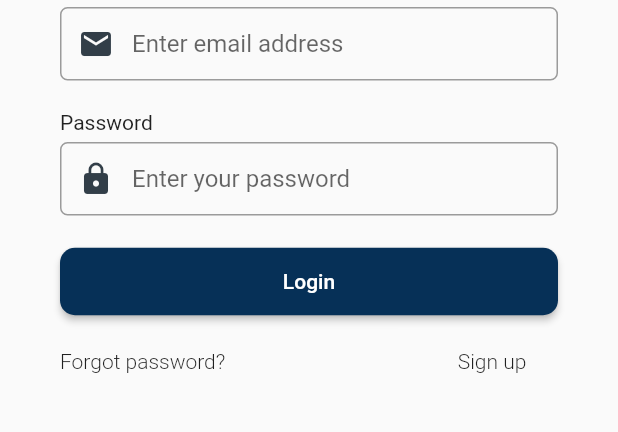
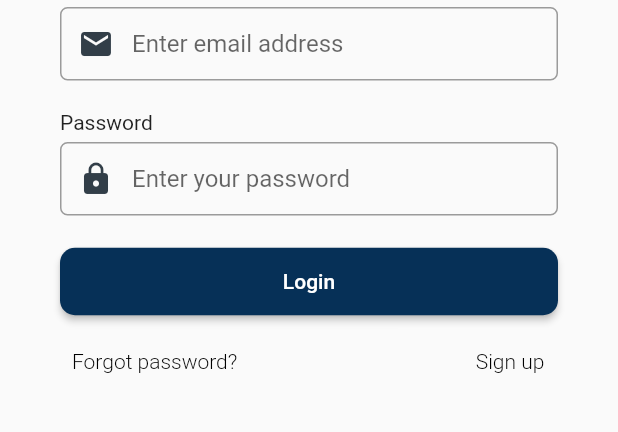
Before and after one commit to DAB-Co/jam-mobile, a Flutter app: the screen it shows after launch, on a phone screen of 412 x 824 dp, the part 107-539 px from its top. Run offline on Flutter 3.47's test engine with Material 2 defaults, Android fonts, the phone set to English and light mode, and no system bars; our stand-ins replace another_flushbar, shared_preferences.

Commit message:
removed deprecated widgets, fixed warnings. close #9

```diff
--- a/lib/main.dart
+++ b/lib/main.dart
@@ -32,7 +32,9 @@ class MyApp extends StatelessWidget {
           home: FutureBuilder(
               future: getUserData(),
               builder: (context, snapshot) {
-                print((snapshot.data as User).email);
+                if (snapshot.data != null) {
+                  print((snapshot.data as User).email);
+                }
                 switch (snapshot.connectionState) {
                   case ConnectionState.none:
                   case ConnectionState.waiting:
--- a/lib/pages/login.dart
+++ b/lib/pages/login.dart
@@ -1,11 +1,12 @@
 import 'package:another_flushbar/flushbar.dart';
 import 'package:flutter/material.dart';
+import 'package:provider/provider.dart';
+
 import '/domain/user.dart';
 import '/providers/auth.dart';
 import '/providers/user_provider.dart';
 import '/util/validators.dart';
 import '/util/widgets.dart';
-import 'package:provider/provider.dart';
 
 class Login extends StatefulWidget {
   @override
@@ -47,17 +48,26 @@ class _LoginState extends State<Login> {
     final forgotLabel = Row(
       mainAxisAlignment: MainAxisAlignment.spaceBetween,
       children: <Widget>[
-        FlatButton(
-          padding: EdgeInsets.all(0.0),
-          child: Text("Forgot password?",
-              style: TextStyle(fontWeight: FontWeight.w300)),
+        TextButton(
+          child: Text(
+            "Forgot password?",
+            style: TextStyle(
+              fontWeight: FontWeight.w300,
+              color: Colors.black,
+            ),
+          ),
           onPressed: () {
 //            Navigator.pushReplacementNamed(context, '/reset-password');
           },
         ),
-        FlatButton(
-          padding: EdgeInsets.only(left: 0.0),
-          child: Text("Sign up", style: TextStyle(fontWeight: FontWeight.w300)),
+        TextButton(
+          child: Text(
+            "Sign up",
+            style: TextStyle(
+              fontWeight: FontWeight.w300,
+              color: Colors.black,
+            ),
+          ),
           onPressed: () {
             Navigator.pushNamed(context, '/register');
           },
--- a/lib/util/shared_preference.dart
+++ b/lib/util/shared_preference.dart
@@ -5,10 +5,9 @@ import 'package:shared_preferences/shared_preferences.dart';
 import '/domain/user.dart';
 
 class UserPreferences {
-  Future<bool> saveUser(User user) async {
+  void saveUser(User user) async {
     final SharedPreferences prefs = await SharedPreferences.getInstance();
     prefs.setString("email", user.email!);
-    return prefs.commit();
   }
 
   Future<User> getUser() async {
```
Also changed, not shown: lib/pages/dashboard.dart (+12 -4 lines), 1 other file.
